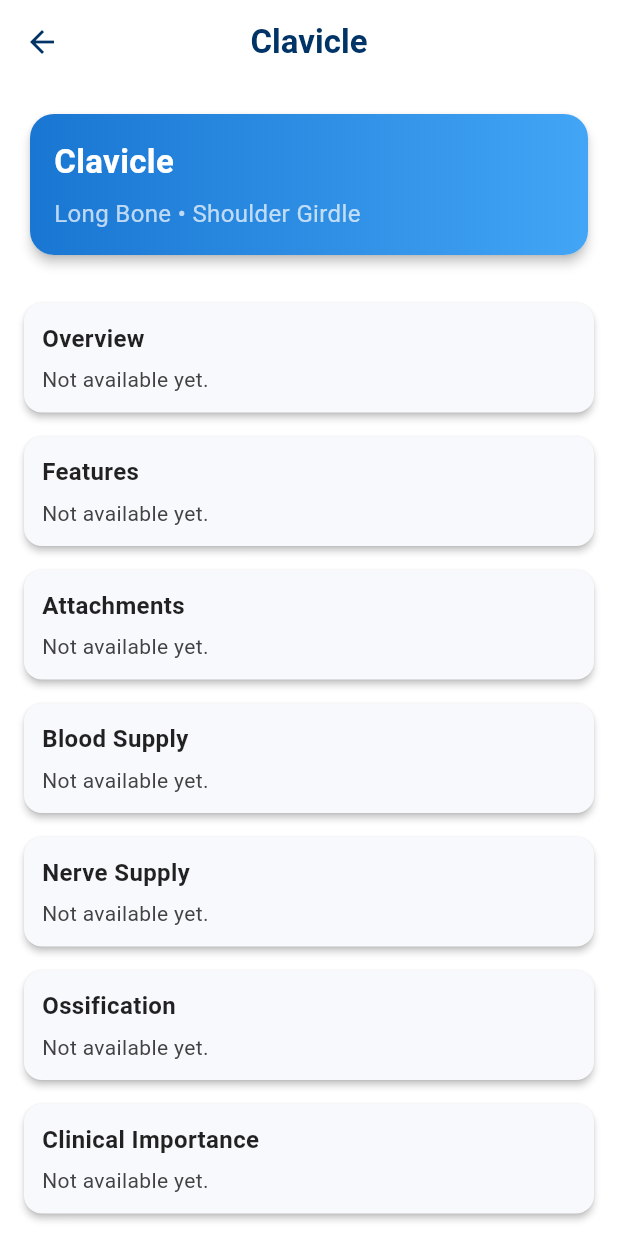
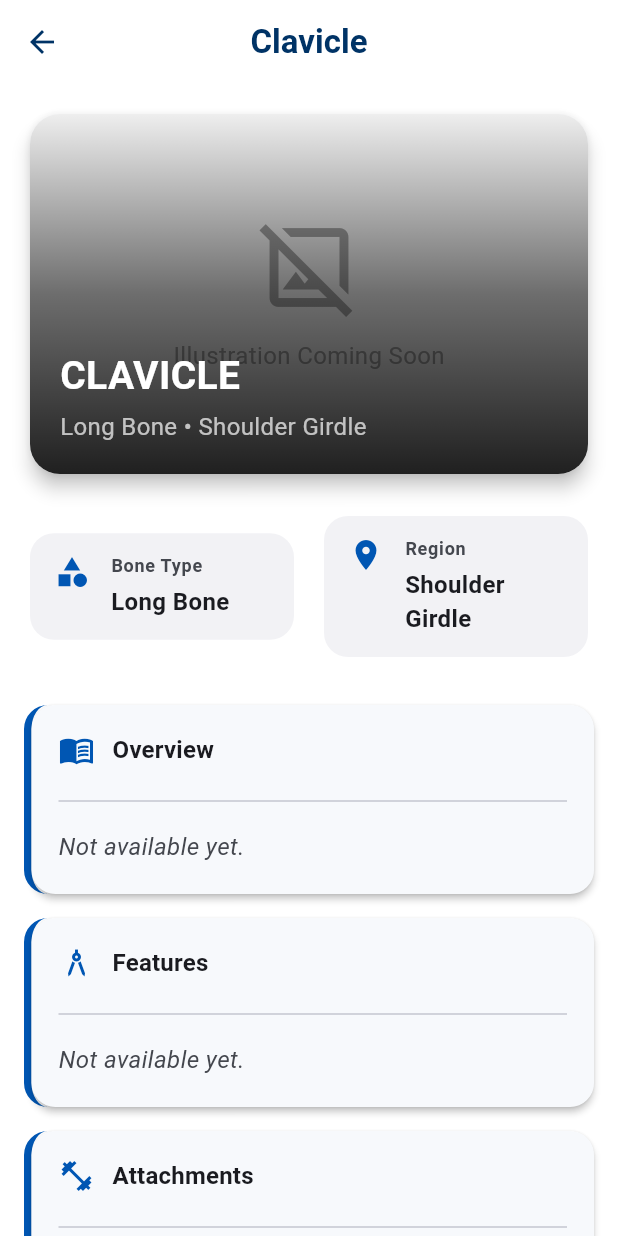
Before and after one commit to omokriefemena-cell/anatomy_pro, a Flutter app: the BonesScreen screen opened directly, after a tap on "Clavicle", on a phone screen of 412 x 824 dp. Run offline on Flutter 3.47's test engine with Material 3 defaults, Android fonts, the phone set to English and light mode, and no system bars.

Commit message:
feat: redesign bone detail page with reusable cards

```diff
--- a/lib/screens/modules/upper_limb/bone_detail_screen.dart
+++ b/lib/screens/modules/upper_limb/bone_detail_screen.dart
@@ -1,7 +1,9 @@
 import 'package:flutter/material.dart';
 
 import '../../../models/anatomy_item.dart';
-import '../../../widgets/anatomy_section.dart';
+import '../../../widgets/anatomy_header_card.dart';
+import '../../../widgets/info_card.dart';
+import '../../../widgets/quick_fact_card.dart';
 
 class BoneDetailScreen extends StatelessWidget {
   final AnatomyItem bone;
@@ -17,50 +19,80 @@ class BoneDetailScreen extends StatelessWidget {
         child: Column(
           crossAxisAlignment: CrossAxisAlignment.stretch,
           children: [
-            Card(
-              elevation: 3,
-              shape: RoundedRectangleBorder(
-                borderRadius: BorderRadius.circular(16),
-              ),
-              child: Container(
-                padding: const EdgeInsets.all(16),
-                decoration: BoxDecoration(
-                  borderRadius: BorderRadius.circular(16),
-                  gradient: LinearGradient(
-                    colors: [Colors.blue.shade700, Colors.blue.shade400],
-                  ),
-                ),
-                child: Column(
-                  crossAxisAlignment: CrossAxisAlignment.start,
-                  children: [
-                    Text(
-                      bone.name,
-                      style: const TextStyle(
-                        fontSize: 22,
-                        color: Colors.white,
-                        fontWeight: FontWeight.bold,
-                      ),
-                    ),
-                    const SizedBox(height: 8),
-                    Text(
-                      "${bone.type} • ${bone.region}",
-                      style: const TextStyle(color: Colors.white70),
-                    ),
-                  ],
-                ),
-              ),
+            /// Header Image
+            AnatomyHeaderCard(
+              imagePath: bone.image,
+              title: bone.name,
+              subtitle: "${bone.type} • ${bone.region}",
             ),
 
             const SizedBox(height: 20),
 
-            AnatomySection(title: "Overview", content: bone.overview),
-            AnatomySection(title: "Features", content: bone.features),
-            AnatomySection(title: "Attachments", content: bone.attachments),
-            AnatomySection(title: "Blood Supply", content: bone.bloodSupply),
-            AnatomySection(title: "Nerve Supply", content: bone.nerveSupply),
-            AnatomySection(title: "Ossification", content: bone.ossification),
-            AnatomySection(
-              title: "Clinical Importance",
+            /// Quick Facts
+            Row(
+              children: [
+                Expanded(
+                  child: QuickFactCard(
+                    icon: Icons.category,
+                    title: "Bone Type",
+                    value: bone.type,
+                  ),
+                ),
+
+                const SizedBox(width: 12),
+
+                Expanded(
+                  child: QuickFactCard(
+                    icon: Icons.place,
+                    title: "Region",
+                    value: bone.region,
+                  ),
+                ),
+              ],
+            ),
+
+            const SizedBox(height: 20),
+
+            /// Detail Cards
+            InfoCard(
+              icon: Icons.menu_book,
+              title: "Overview",
+              content: bone.overview,
+            ),
+
+            InfoCard(
+              icon: Icons.architecture,
+              title: "Features",
+              content: bone.features,
+            ),
+
+            InfoCard(
+              icon: Icons.fitness_center,
+              title: "Attachments",
+              content: bone.attachments,
+            ),
+
+            InfoCard(
+              icon: Icons.bloodtype,
+              title: "Blood Supply",
+              content: bone.bloodSupply,
+            ),
+
+            InfoCard(
+              icon: Icons.bolt,
+              title: "Nerve Supply",
+              content: bone.nerveSupply,
+            ),
+
+            InfoCard(
+              icon: Icons.science,
+              title: "Ossification",
+              content: bone.ossification,
+            ),
+
+            InfoCard(
+              icon: Icons.local_hospital,
+              title: "Clinical Anatomy",
               content: bone.clinical,
             ),
           ],
--- a/lib/screens/modules/upper_limb/bones_screen.dart
+++ b/lib/screens/modules/upper_limb/bones_screen.dart
@@ -25,7 +25,7 @@ class _BonesScreenState extends State<BonesScreen> {
   @override
   Widget build(BuildContext context) {
     return Scaffold(
-      appBar: AppBar(title: const Text("Upper Limb Bones")),
+      appBar: AppBar(title: const Text("Upper Limb Bones"), centerTitle: true),
       body: FutureBuilder<List<AnatomyItem>>(
         future: bonesFuture,
         builder: (context, snapshot) {
@@ -38,7 +38,7 @@ class _BonesScreenState extends State<BonesScreen> {
           }
 
           if (!snapshot.hasData || snapshot.data!.isEmpty) {
-            return const Center(child: Text("No bones found."));
+            return const Center(child: Text("No bones found"));
           }
 
           final bones = snapshot.data!;
--- a/lib/widgets/anatomy_header_card.dart
+++ b/lib/widgets/anatomy_header_card.dart
@@ -3,7 +3,7 @@ import 'package:flutter/material.dart';
 class AnatomyHeaderCard extends StatelessWidget {
   final String imagePath;
   final String title;
-  final String subtitle;
+  final String? subtitle;
 
   const AnatomyHeaderCard({
     super.key,
@@ -59,10 +59,14 @@ class AnatomyHeaderCard extends StatelessWidget {
                     ),
                   ),
                   const SizedBox(height: 4),
-                  Text(
-                    subtitle,
-                    style: const TextStyle(color: Colors.white70, fontSize: 16),
-                  ),
+                  if (subtitle != null && subtitle!.isNotEmpty)
+                    Text(
+                      subtitle!,
+                      style: const TextStyle(
+                        color: Colors.white70,
+                        fontSize: 16,
+                      ),
+                    ),
                 ],
               ),
             ),
```
